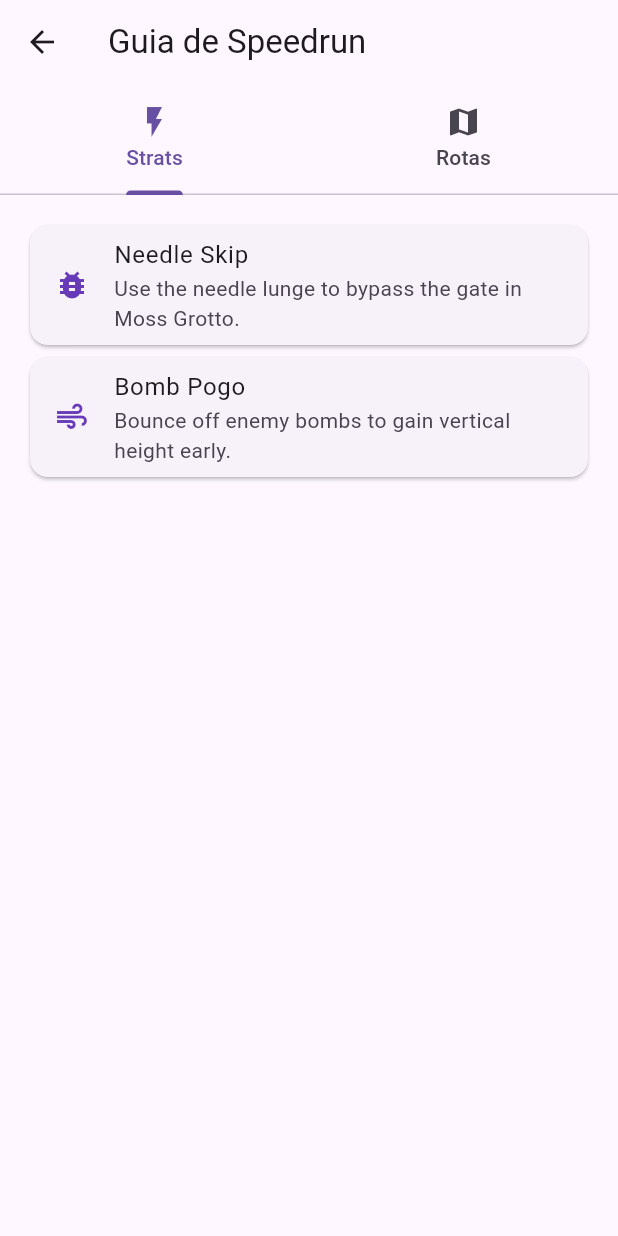
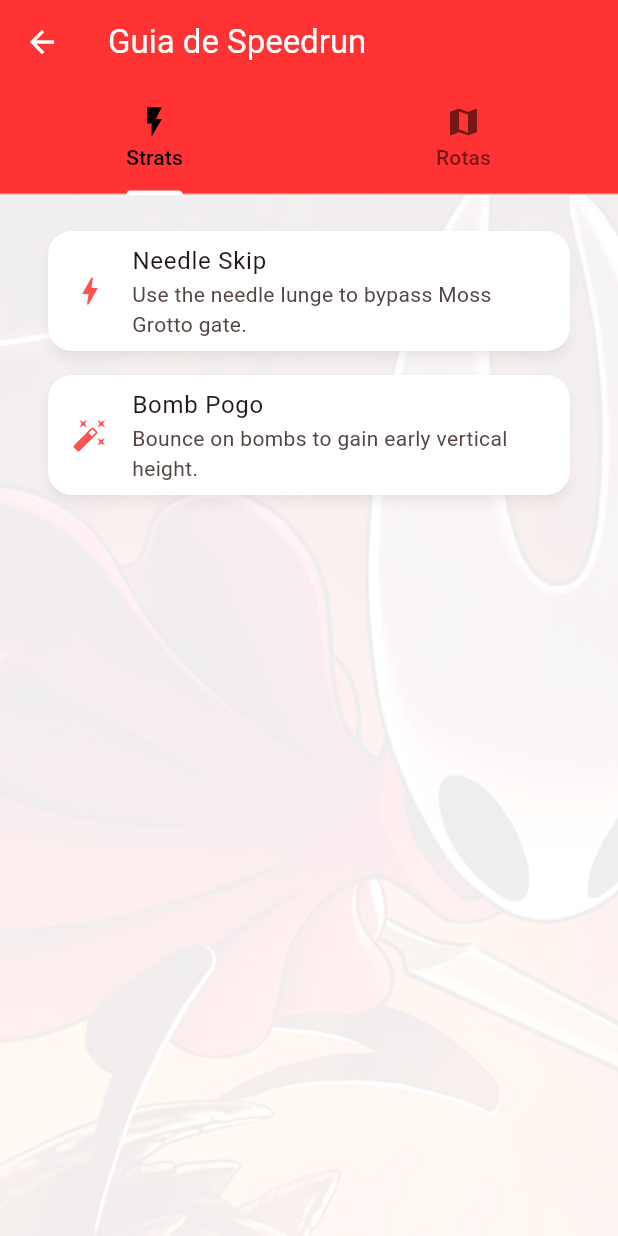
Before and after one commit to MicheliniDev/SilksongAPIWiki, a Flutter app: the screen it shows after launch, after a tap on "Guia de Speedrun", on a phone screen of 412 x 824 dp. Run offline on Flutter 3.47's test engine with Material 3 defaults, Android fonts, the phone set to English and light mode, and no system bars.

Commit message:
Adiciona novas telas, imagem e widget de background

```diff
--- a/lib/main.dart
+++ b/lib/main.dart
@@ -2,19 +2,59 @@ import 'package:flutter/material.dart';
 import 'screens/main_selection_screen.dart';
 
 void main() {
-  runApp(const MyApp());
+  runApp(const SilksongApp());
 }
 
-class MyApp extends StatelessWidget {
-  const MyApp({super.key});
+class SilksongApp extends StatelessWidget {
+  const SilksongApp({super.key});
 
   @override
   Widget build(BuildContext context) {
     return MaterialApp(
-      title: 'Hollow Knight Silksong App',
+      title: 'Silksong Companion',
       theme: ThemeData(
-        primarySwatch: Colors.deepPurple,
-        useMaterial3: true,
+        brightness: Brightness.light, // TEMA CLARO
+
+        colorScheme: ColorScheme.fromSeed(
+          seedColor: Colors.red,
+          brightness: Brightness.light,
+        ),
+
+        scaffoldBackgroundColor: const Color(0x80FFFFFF), // FUNDO BRANCO
+
+        appBarTheme: const AppBarTheme(
+          backgroundColor:
+              Color(0xCCFF0000), // Vermelho com transparência (~80%)
+          foregroundColor: Colors.white,
+          elevation: 0,
+        ),
+
+        cardTheme: const CardThemeData(
+          color: Colors.white,
+          shadowColor: Colors.black26,
+          elevation: 3,
+          margin: EdgeInsets.symmetric(horizontal: 16, vertical: 8),
+          shape: RoundedRectangleBorder(
+            borderRadius: BorderRadius.all(Radius.circular(16)),
+          ),
+        ),
+
+        elevatedButtonTheme: ElevatedButtonThemeData(
+          style: ElevatedButton.styleFrom(
+            backgroundColor: Colors.red,
+            foregroundColor: Colors.white,
+            textStyle: const TextStyle(fontWeight: FontWeight.bold),
+            shape: RoundedRectangleBorder(
+              borderRadius: BorderRadius.circular(14),
+            ),
+          ),
+        ),
+
+        tabBarTheme: const TabBarThemeData(
+          labelColor: Colors.black, // Texto do tab selecionado
+          unselectedLabelColor: Colors.black54, // Texto do tab não selecionado
+          indicatorColor: Colors.white, // Linha de seleção
+        ),
       ),
       home: const MainSelectionScreen(),
     );
--- a/lib/screens/main_selection_screen.dart
+++ b/lib/screens/main_selection_screen.dart
@@ -1,4 +1,5 @@
 import 'package:flutter/material.dart';
+import '../widgets/app_background.dart';
 import 'home_screen.dart';
 import 'speedrun_guide_screen.dart';
 
@@ -10,39 +11,37 @@ class MainSelectionScreen extends StatelessWidget {
     return Scaffold(
       appBar: AppBar(
         title: const Text('Silksong Companion'),
-        centerTitle: true,
       ),
-      body: Center(
+      body: AppBackground(
+        imageOpacity: 0.07,
+        child: Center(
           child: Padding(
-          padding: const EdgeInsets.all(20.0),
+            padding: const EdgeInsets.all(20),
             child: Column(
               mainAxisAlignment: MainAxisAlignment.center,
               children: [
-              _MenuButton(
+                MenuButton(
                   icon: Icons.rss_feed,
-                label: 'Timeline & Notícias (API)',
-                color: Colors.deepPurple,
-                onTap: () {
-                  Navigator.push(
+                  label: 'Timeline & Notícias',
+                  color: Colors.red.shade700,
+                  onTap: () => Navigator.push(
                     context,
-                    MaterialPageRoute(builder: (context) => const HomeScreen()),
-                  );
-                },
+                    MaterialPageRoute(builder: (_) => const HomeScreen()),
+                  ),
                 ),
                 const SizedBox(height: 20),
-
-              _MenuButton(
+                MenuButton(
                   icon: Icons.timer,
                   label: 'Guia de Speedrun',
-                color: Colors.redAccent,
-                onTap: () {
-                  Navigator.push(
+                  color: Colors.red.shade600,
+                  onTap: () => Navigator.push(
                     context,
-                    MaterialPageRoute(builder: (context) => const SpeedrunGuideScreen()),
-                  );
-                },
+                    MaterialPageRoute(
+                        builder: (_) => const SpeedrunGuideScreen()),
+                  ),
                 ),
               ],
+            ),
           ),
         ),
       ),
@@ -50,13 +49,14 @@ class MainSelectionScreen extends StatelessWidget {
   }
 }
 
-class _MenuButton extends StatelessWidget {
+class MenuButton extends StatelessWidget {
   final IconData icon;
   final String label;
   final Color color;
   final VoidCallback onTap;
 
-  const _MenuButton({
+  const MenuButton({
+    super.key,
     required this.icon,
     required this.label,
     required this.color,
@@ -71,14 +71,19 @@ class _MenuButton extends StatelessWidget {
       child: ElevatedButton.icon(
         style: ElevatedButton.styleFrom(
           backgroundColor: color,
-          foregroundColor: Colors.white,
           elevation: 5,
-          shape: RoundedRectangleBorder(borderRadius: BorderRadius.circular(15)),
+          shape: RoundedRectangleBorder(
+            borderRadius: BorderRadius.circular(18),
+          ),
         ),
         icon: Icon(icon, size: 32),
         label: Text(
           label,
-          style: const TextStyle(fontSize: 20, fontWeight: FontWeight.bold),
+          style: const TextStyle(
+            fontSize: 20,
+            fontWeight: FontWeight.bold,
+            letterSpacing: 1.1,
+          ),
         ),
         onPressed: onTap,
       ),
--- a/lib/screens/speedrun_guide_screen.dart
+++ b/lib/screens/speedrun_guide_screen.dart
@@ -1,4 +1,5 @@
 import 'package:flutter/material.dart';
+import '../widgets/app_background.dart';
 
 class SpeedrunGuideScreen extends StatelessWidget {
   const SpeedrunGuideScreen({super.key});
@@ -17,13 +18,14 @@ class SpeedrunGuideScreen extends StatelessWidget {
             ],
           ),
         ),
-        body: const TabBarView(
-          children: [
-            // Subpage 1: Strats
-            StratsView(),
-            // Subpage 2: Rotas
-            RoutesView(),
-          ],
+        body: AppBackground(
+          imageOpacity: 0.07,
+          child: const TabBarView(
+            children: [
+              StratsView(),
+              RoutesView(),
+            ],
+          ),
         ),
       ),
     );
@@ -40,16 +42,16 @@ class StratsView extends StatelessWidget {
       children: const [
         Card(
           child: ListTile(
-            leading: Icon(Icons.bug_report, color: Colors.deepPurple),
+            leading: Icon(Icons.bolt, color: Colors.redAccent),
             title: Text('Needle Skip'),
-            subtitle: Text('Use the needle lunge to bypass the gate in Moss Grotto.'),
+            subtitle: Text('Use the needle lunge to bypass Moss Grotto gate.'),
           ),
         ),
         Card(
           child: ListTile(
-            leading: Icon(Icons.air, color: Colors.deepPurple),
+            leading: Icon(Icons.auto_fix_high, color: Colors.redAccent),
             title: Text('Bomb Pogo'),
-            subtitle: Text('Bounce off enemy bombs to gain vertical height early.'),
+            subtitle: Text('Bounce on bombs to gain early vertical height.'),
           ),
         ),
       ],
@@ -67,16 +69,16 @@ class RoutesView extends StatelessWidget {
       children: const [
         Card(
           child: ListTile(
-            leading: Icon(Icons.timer, color: Colors.redAccent),
+            leading: Icon(Icons.timer, color: Colors.red),
             title: Text('Any% NMG'),
-            subtitle: Text('Estimated time: 45m. Focuses on critical path only.'),
+            subtitle: Text('Estimated time: 45m. Critical path only.'),
           ),
         ),
         Card(
           child: ListTile(
-            leading: Icon(Icons.check_circle_outline, color: Colors.green),
+            leading: Icon(Icons.check_circle, color: Colors.redAccent),
             title: Text('100% All Tools'),
-            subtitle: Text('Estimated time: 3h 20m. Collects all tools and rosaries.'),
+            subtitle: Text('Estimated time: 3h 20m. Full completion route.'),
           ),
         ),
       ],
--- /dev/null
+++ b/lib/widgets/app_background.dart
@@ -0,0 +1,41 @@
+import 'package:flutter/material.dart';
+
+class AppBackground extends StatelessWidget {
+  final Widget child;
+  final double imageOpacity;
+  final String assetPath;
+  final BoxFit fit;
+
+  const AppBackground({
+    super.key,
+    required this.child,
+    this.imageOpacity = 0.5, // opacidade padrão (6%)
+    this.assetPath = 'assets/images/silksong.jpg',
+    this.fit = BoxFit.cover,
+  });
+
+  @override
+  Widget build(BuildContext context) {
+    return Stack(
+      children: [
+        // imagem de fundo com opacidade baixa
+        Positioned.fill(
+          child: Opacity(
+            opacity: imageOpacity,
+            child: Image.asset(
+              assetPath,
+              fit: fit,
+              width: double.infinity,
+              height: double.infinity,
+            ),
+          ),
+        ),
+
+        // conteúdo da tela por cima
+        Positioned.fill(
+          child: child,
+        ),
+      ],
+    );
+  }
+}
--- a/pubspec.yaml
+++ b/pubspec.yaml
@@ -24,3 +24,5 @@ dev_dependencies:
 
 flutter:
   uses-material-design: true
+  assets:
+    - assets/images/
```
Also changed, not shown: lib/screens/credits_screen.dart (+25 -7 lines), lib/screens/home_screen.dart (+53 -43 lines), assets/images/silksong.jpg (added), pubspec.lock. Lines whose indentation alone changed are shown as unchanged.
